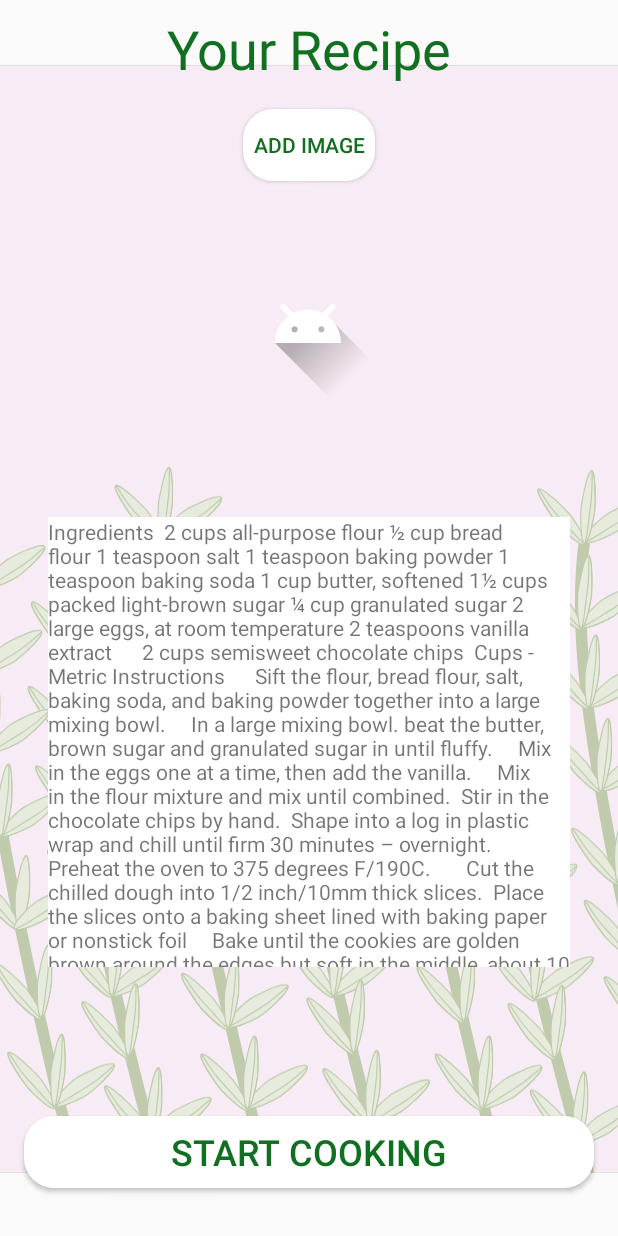
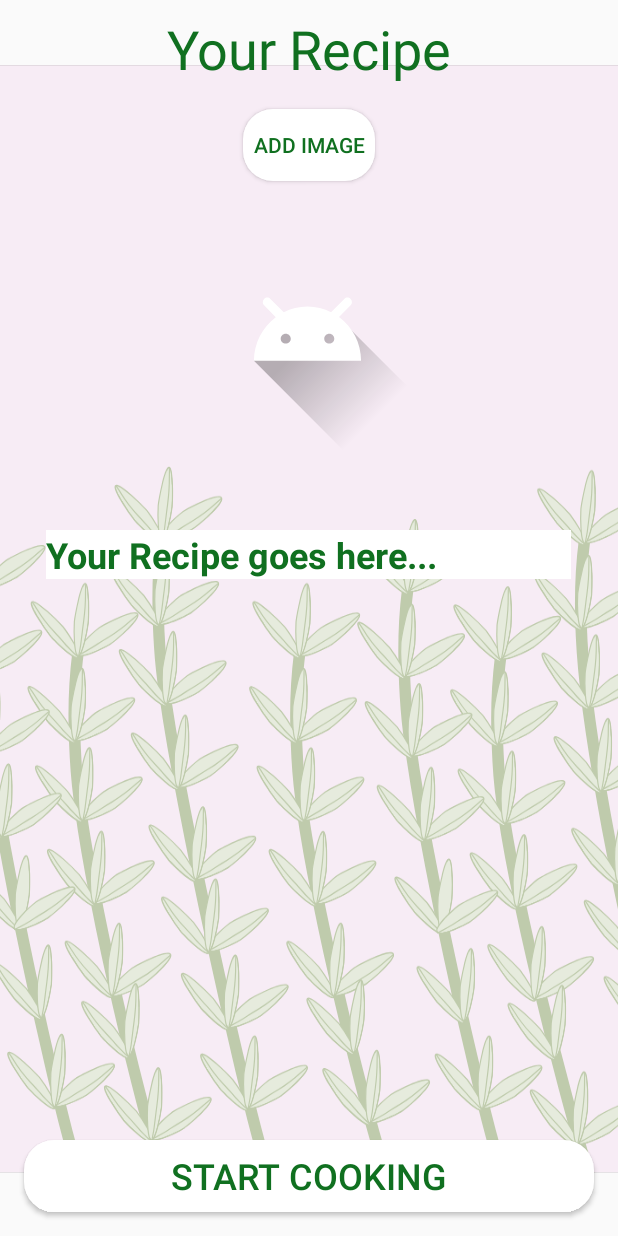
Before and after one commit to meg21allred/ThymeSavor, an Android app: the DisplayRecipeActivity screen opened directly, with no data from a screen before it, on a phone screen of 412 x 824 dp. Run offline under Robolectric (Android 15) with nearby library versions, the phone set to English and light mode, and no system bars; Roboto replaces fonts that are not available here.

Commit message:
Changing strings to arrays and displaying recipe

```diff
--- a/app/src/main/res/layout/activity_display_recipe.xml
+++ b/app/src/main/res/layout/activity_display_recipe.xml
@@ -18,20 +18,34 @@
         app:layout_constraintVertical_bias="0.505"
         app:srcCompat="@drawable/ic_thyme_savor_background" />
 
-    <TextView
-        android:id="@+id/recipeTV"
-        android:layout_width="0dp"
-        android:layout_height="300dp"
-        android:layout_marginStart="32dp"
-        android:layout_marginEnd="32dp"
-        android:layout_marginBottom="28dp"
-        android:background="@android:color/white"
-        android:text="Ingredients  2 cups all-purpose flour ½ cup bread flour 1 teaspoon salt 1 teaspoon baking powder 1 teaspoon baking soda 1 cup butter, softened 1½ cups packed light-brown sugar ¼ cup granulated sugar 2 large eggs, at room temperature 2 teaspoons vanilla extract      2 cups semisweet chocolate chips  Cups - Metric Instructions      Sift the flour, bread flour, salt, baking soda, and baking powder together into a large mixing bowl.     In a large mixing bowl. beat the butter, brown sugar and granulated sugar in until fluffy.     Mix in the eggs one at a time, then add the vanilla.     Mix in the flour mixture and mix until combined.  Stir in the chocolate chips by hand.  Shape into a log in plastic wrap and chill until firm 30 minutes – overnight.     Preheat the oven to 375 degrees F/190C.       Cut the chilled dough into 1/2 inch/10mm thick slices.  Place the slices onto a baking sheet lined with baking paper or nonstick foil     Bake until the cookies are golden brown around the edges but soft in the middle, about 10 - 12 minutes.     Remove the cookies from the oven and let cool 10 minutes on the baking sheets, then transfer to racks to cool completely. "
+
+    <ScrollView
+        android:layout_width="wrap_content"
+        android:layout_height="270dp"
+        android:layout_marginStart="16dp"
+        android:layout_marginEnd="16dp"
         app:layout_constraintBottom_toTopOf="@+id/startCookingBtn"
         app:layout_constraintEnd_toEndOf="parent"
-        app:layout_constraintHorizontal_bias="0.0"
+        app:layout_constraintHorizontal_bias="0.482"
         app:layout_constraintStart_toStartOf="parent"
-        app:layout_constraintTop_toBottomOf="@+id/recipeImageIV" />
+        app:layout_constraintTop_toBottomOf="@+id/recipeImageIV"
+        app:layout_constraintVertical_bias="0.232">
+
+
+        <TextView
+            android:id="@+id/recipeTV"
+            android:layout_width="350dp"
+            android:layout_height="250dp"
+            android:background="@android:color/white"
+            android:text="Your Recipe goes here..."
+            android:textColor="#107020"
+            android:textSize="24sp"
+            android:textStyle="bold"
+            tools:layout_editor_absoluteX="117dp"
+            tools:layout_editor_absoluteY="323dp" />
+
+
+    </ScrollView>
 
     <TextView
         android:id="@+id/yourRecipeTV"
@@ -49,11 +63,11 @@
 
     <ImageView
         android:id="@+id/recipeImageIV"
-        android:layout_width="wrap_content"
-        android:layout_height="wrap_content"
-        android:layout_marginTop="44dp"
+        android:layout_width="182dp"
+        android:layout_height="175dp"
+        android:layout_marginTop="16dp"
         app:layout_constraintEnd_toEndOf="parent"
-        app:layout_constraintHorizontal_bias="0.498"
+        app:layout_constraintHorizontal_bias="0.497"
         app:layout_constraintStart_toStartOf="parent"
         app:layout_constraintTop_toBottomOf="@+id/addImageBtn"
         app:srcCompat="@drawable/ic_launcher_foreground" />
@@ -64,14 +78,15 @@
         android:layout_height="wrap_content"
         android:layout_marginStart="16dp"
         android:layout_marginEnd="16dp"
-        android:layout_marginBottom="32dp"
+        android:layout_marginBottom="16dp"
+        android:background="@drawable/round_button"
+        android:onClick="displaySteps"
         android:text="Start Cooking"
         android:textColor="#107020"
         android:textSize="24sp"
-        android:background="@drawable/round_button"
-        android:onClick="displaySteps"
         app:layout_constraintBottom_toBottomOf="parent"
         app:layout_constraintEnd_toEndOf="parent"
+        app:layout_constraintHorizontal_bias="0.0"
         app:layout_constraintStart_toStartOf="parent" />
 
     <Button
--- a/app/src/main/res/layout/activity_new_recipe.xml
+++ b/app/src/main/res/layout/activity_new_recipe.xml
@@ -77,6 +77,7 @@
         android:background="@drawable/round_green_btn"
         android:text="Add Steps"
         android:textColor="#ffffff"
+        android:onClick="addStep"
         app:layout_constraintEnd_toEndOf="parent"
         app:layout_constraintHorizontal_bias="0.527"
         app:layout_constraintStart_toStartOf="parent"
```
Also changed, not shown: app/src/main/java/org/byui/meg21allred/thymesavor/AddRecipeRoom.java (+15 -9 lines), app/src/main/java/org/byui/meg21allred/thymesavor/DisplayRecipeActivity.java (+19 -5 lines), app/src/main/java/org/byui/meg21allred/thymesavor/NewRecipeActivity.java (+53 -17 lines), app/src/main/java/org/byui/meg21allred/thymesavor/Recipe.java (+14 -14 lines), app/src/main/java/org/byui/meg21allred/thymesavor/RecipeDatabase.java (+22 -3 lines).
